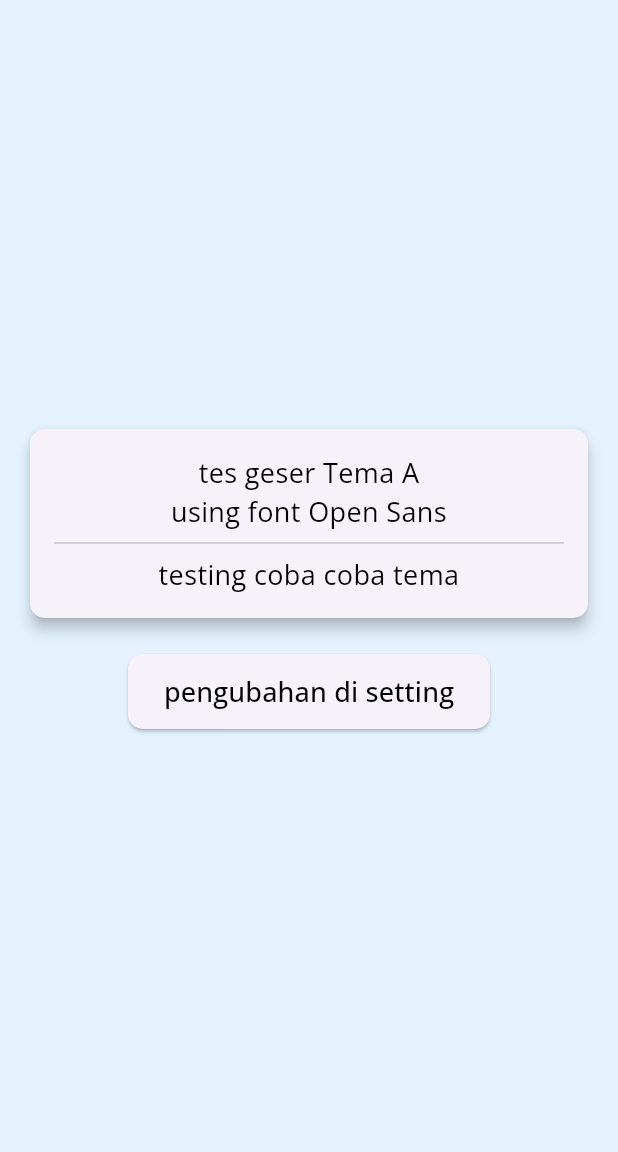
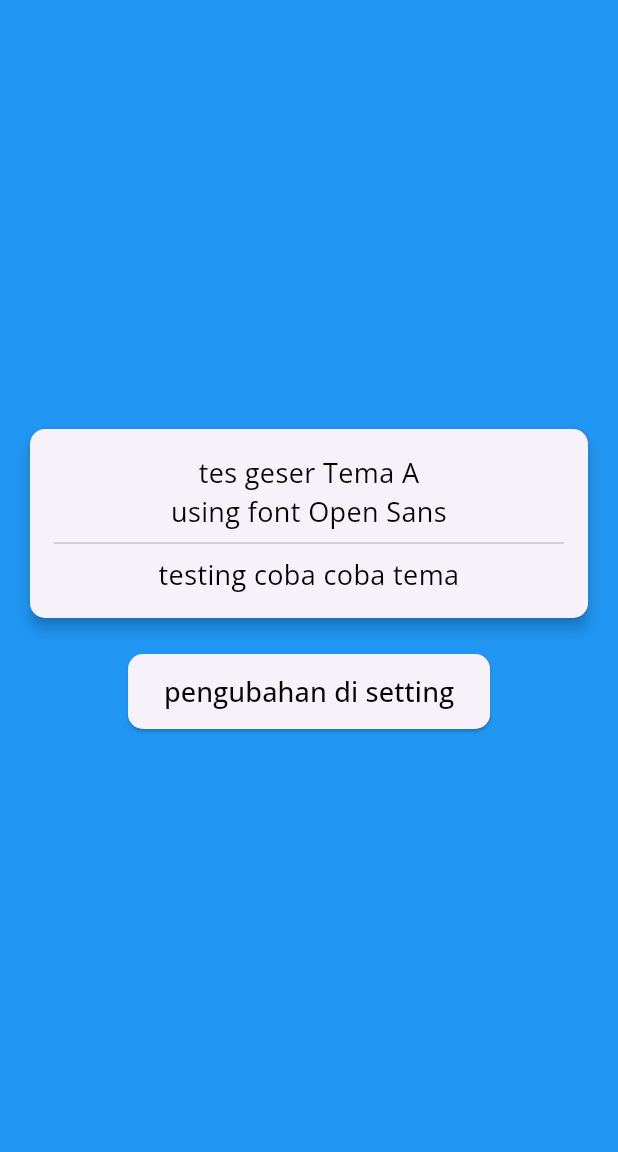
Before and after one commit to hansmalvin/quiz, a Flutter app: the screen it shows after launch, on a phone screen of 412 x 824 dp, the part 84-1236 px from its top. Run offline on Flutter 3.47's test engine with Material 3 defaults, Android fonts, the phone set to English and light mode, and no system bars; our stand-ins replace google_fonts.

Commit message:
test error

```diff
--- a/lib/provider_test.dart
+++ b/lib/provider_test.dart
@@ -10,26 +10,26 @@ class ThemeProvider extends ChangeNotifier {
       case 'Tema B':
         return ThemeData(
             primarySwatch: Colors.brown,
-            scaffoldBackgroundColor: Colors.brown[50]);
+            scaffoldBackgroundColor: Colors.brown[500]);
       case 'Tema C':
         return ThemeData(
-            primarySwatch: Colors.grey,
-            scaffoldBackgroundColor: Colors.grey[50]);
+            primarySwatch: Colors.green,
+            scaffoldBackgroundColor: Colors.grey[500]);
       case 'Tema D':
         return ThemeData(
             primarySwatch: Colors.pink,
-            scaffoldBackgroundColor: Colors.pink[50]);
+            scaffoldBackgroundColor: Colors.pink[500]);
       case 'Tema E':
         return ThemeData(
-            primarySwatch: Colors.red, scaffoldBackgroundColor: Colors.red[50]);
+            primarySwatch: Colors.red, scaffoldBackgroundColor: Colors.red[500]);
       case 'Tema F':
         return ThemeData(
-            primarySwatch: Colors.yellow,
-            scaffoldBackgroundColor: Colors.yellow[50]);
+            primarySwatch: Colors.orange,
+            scaffoldBackgroundColor: Colors.yellow[500]);
       default:
         return ThemeData(
             primarySwatch: Colors.blue,
-            scaffoldBackgroundColor: Colors.blue[50]);
+            scaffoldBackgroundColor: Colors.blue[500]);
     }
   }
 
```
